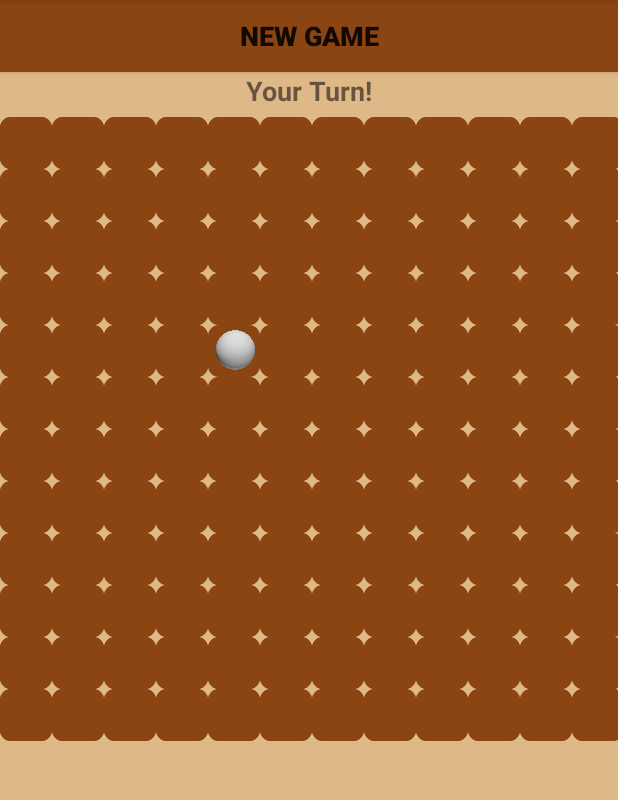
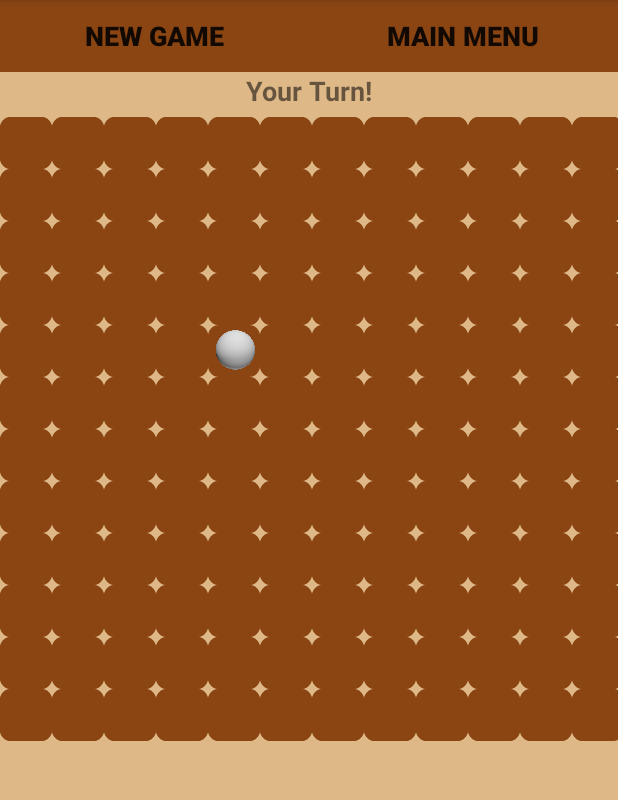
Before and after one commit to Hala-Alsouly/assignapp2019s1, an Android app: the Game screen opened directly, with no data from a screen before it, on a phone screen of 412 x 824 dp, the part 84-884 px from its top. Run offline under Robolectric (Android 15) with nearby library versions, the phone set to English and light mode, and no system bars.

Commit message:
Add back to menu Butten

```diff
--- a/app/src/main/java/com/example/go/Game.java
+++ b/app/src/main/java/com/example/go/Game.java
@@ -1,6 +1,7 @@
 package com.example.go;
 
 import android.content.Context;
+import android.content.Intent;
 import android.content.res.Resources;
 import android.graphics.drawable.Drawable;
 import android.os.Bundle;
@@ -37,6 +38,7 @@ public class Game extends AppCompatActivity  {
         setContentView(R.layout.game_main);
         context=this;
         Button newGameButten= findViewById(R.id.newGameButten);
+        Button backMenuButten=findViewById(R.id.menuButten);
         comment_text=findViewById(R.id.comment_text);
         newGameButten.setOnClickListener(new View.OnClickListener() {
             @Override
@@ -47,6 +49,15 @@ public class Game extends AppCompatActivity  {
                 comment_text.setText("");
             }
         });
+        backMenuButten.setOnClickListener(new View.OnClickListener() {
+                                              @Override
+                                              public void onClick(View v) {
+                                                  Intent intent = new Intent(Game.this,MainActivity.class);
+                                                  //intent.putExtra("NOTE", textNote.getText().toString());
+                                                  startActivity(intent);
+                                              }
+                                          }
+        );
         loadResources();
         BoardGame();
         //Start a new game
@@ -168,7 +179,9 @@ public class Game extends AppCompatActivity  {
                 player_turn = 1;
                 player_turn();
             }
-        }else
+        }else if(winner!=0)
+        return;
+        else
             {Toast.makeText(context, "Choose another position!", Toast.LENGTH_SHORT).show();
         //return;
             }
--- a/app/src/main/res/layout/game_main.xml
+++ b/app/src/main/res/layout/game_main.xml
@@ -11,6 +11,10 @@
        android:layout_width="match_parent"
        android:layout_height="wrap_content"
        android:orientation="vertical">
+       <LinearLayout
+           android:layout_width="match_parent"
+           android:layout_height="wrap_content"
+           android:orientation="horizontal">
            <Button
                android:id="@+id/newGameButten"
                android:layout_width="match_parent"
@@ -19,7 +23,21 @@
                android:textStyle="bold"
                android:textSize="18sp"
                android:gravity="center"
+               android:layout_weight="1"
                android:background="@color/SaddleBrown" />
+           <Button
+               android:id="@+id/menuButten"
+               android:layout_width="match_parent"
+               android:layout_height="wrap_content"
+               android:text="Main Menu"
+               android:textStyle="bold"
+               android:textSize="18sp"
+               android:gravity="center"
+               android:layout_weight="1"
+
+               android:background="@color/SaddleBrown" />
+       </LinearLayout>
+
 
        <TextView
            android:id="@+id/comment_text"
```
Lines whose indentation alone changed are shown as unchanged.
